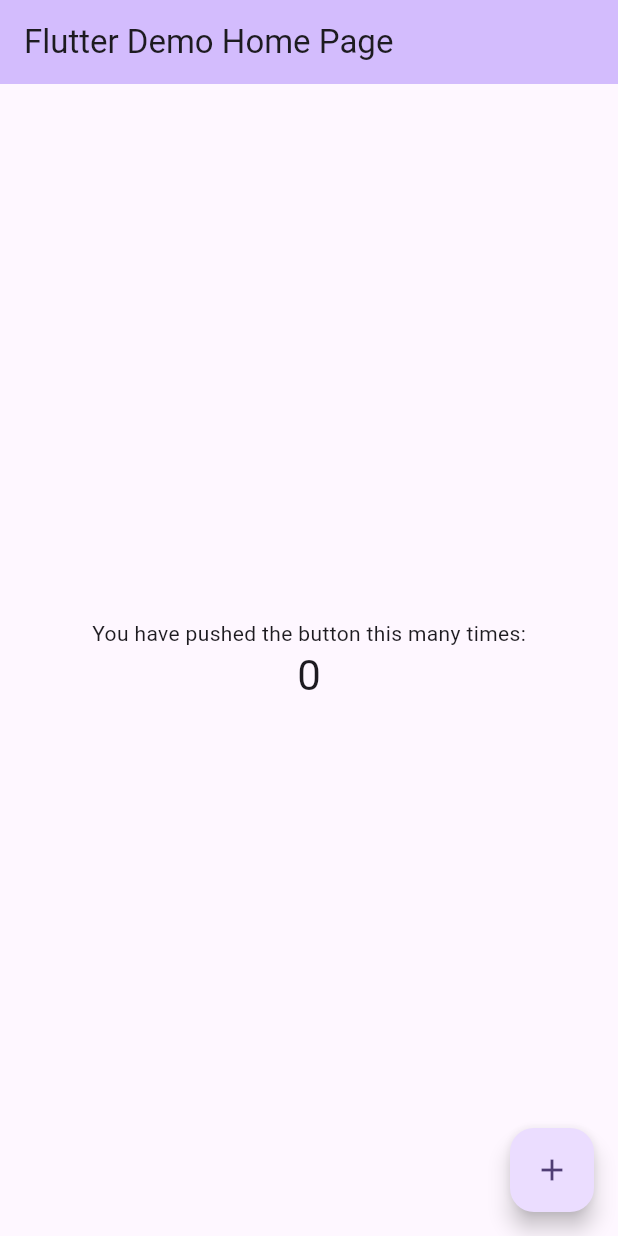
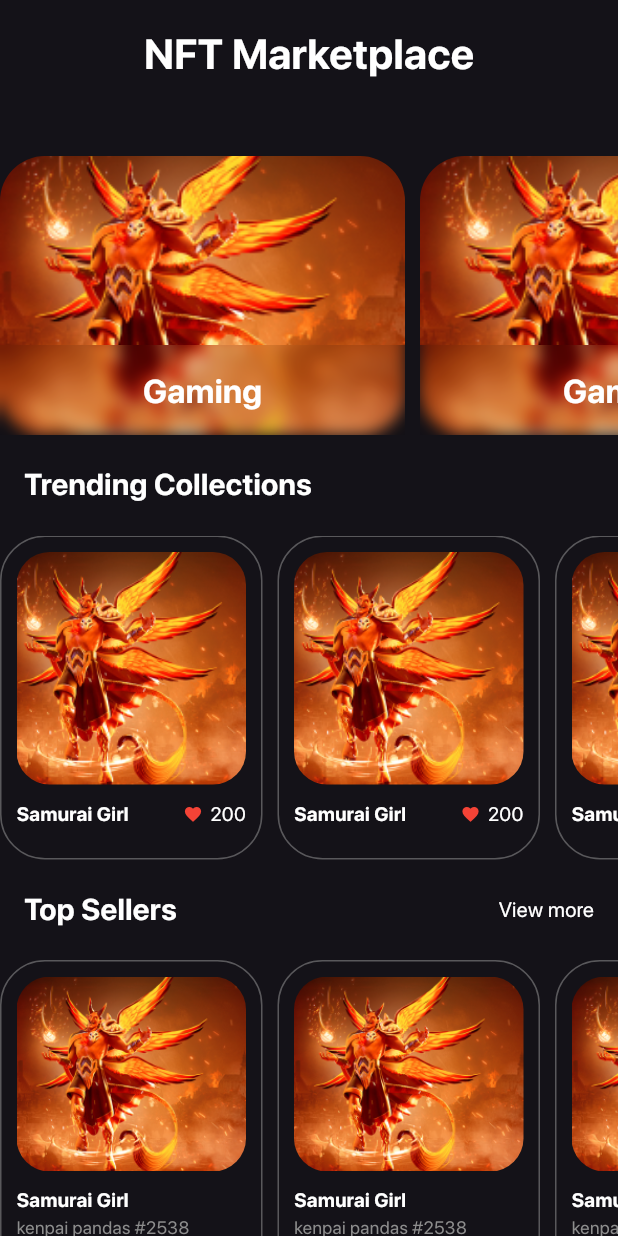
Before and after one commit to josephmangmang/sw-bohol-nft-market, a Flutter app: the screen it shows after launch, on a phone screen of 412 x 824 dp. Run offline on Flutter 3.47's test engine with Material 2 defaults, Android fonts, the phone set to English and light mode, and no system bars.

Commit message:
Home nft list

```diff
--- /dev/null
+++ b/lib/home_page.dart
@@ -0,0 +1,236 @@
+import 'dart:ui';
+
+import 'package:flutter/material.dart';
+import 'package:flutter/widgets.dart';
+
+class HomePage extends StatelessWidget {
+  const HomePage({super.key});
+
+  @override
+  Widget build(BuildContext context) {
+    return Scaffold(
+      body: SafeArea(
+        child: SingleChildScrollView(
+          child: Container(
+            padding: const EdgeInsets.symmetric(vertical: 16),
+            child: Column(
+              crossAxisAlignment: CrossAxisAlignment.start,
+              children: [
+                Center(
+                  child: Text(
+                    'NFT Marketplace',
+                    style: TextStyle(fontSize: 28, fontWeight: FontWeight.bold),
+                  ),
+                ),
+                SizedBox(height: 48),
+                Container(
+                  height: 186,
+                  child: ListView(
+                    scrollDirection: Axis.horizontal,
+                    itemExtent: 280,
+                    children: [
+                      NftCategoryItem(),
+                      NftCategoryItem(),
+                      NftCategoryItem(),
+                    ],
+                  ),
+                ),
+                SizedBox(height: 19),
+                Padding(
+                  padding: const EdgeInsets.symmetric(horizontal: 16),
+                  child: Text(
+                    'Trending Collections',
+                    style: TextStyle(fontSize: 20, fontWeight: FontWeight.bold),
+                  ),
+                ),
+                SizedBox(height: 19),
+                Container(
+                  height: 216,
+                  child: ListView(
+                    scrollDirection: Axis.horizontal,
+                    itemExtent: 175 + 10,
+                    children: [
+                      NftTrendingItem(),
+                      NftTrendingItem(),
+                      NftTrendingItem(),
+                      NftTrendingItem(),
+                    ],
+                  ),
+                ),
+                SizedBox(height: 19),
+                Padding(
+                  padding: const EdgeInsets.symmetric(horizontal: 16),
+                  child: Row(
+                    mainAxisAlignment: MainAxisAlignment.spaceBetween,
+                    children: [
+                      Text(
+                        'Top Sellers',
+                        style: TextStyle(fontSize: 20, fontWeight: FontWeight.bold),
+                      ),
+                      Text(
+                        'View more',
+                        style: TextStyle(fontSize: 14),
+                      ),
+                    ],
+                  ),
+                ),
+                SizedBox(height: 19),
+                SizedBox(
+                  height: 262,
+                  child: ListView.separated(
+                    shrinkWrap: true,
+                    scrollDirection: Axis.horizontal,
+                    itemBuilder: (BuildContext context, int index) {
+                      return const NftTopSellerItem();
+                    },
+                    separatorBuilder: (BuildContext context, int index) {
+                      return const SizedBox(width: 10);
+                    },
+                    itemCount: 5,
+                  ),
+                )
+              ],
+            ),
+          ),
+        ),
+      ),
+    );
+  }
+}
+
+class NftCategoryItem extends StatelessWidget {
+  const NftCategoryItem({super.key});
+
+  @override
+  Widget build(BuildContext context) {
+    return Container(
+      alignment: AlignmentDirectional.bottomCenter,
+      margin: const EdgeInsets.only(right: 10),
+      decoration: BoxDecoration(
+        borderRadius: BorderRadius.circular(30),
+        image: const DecorationImage(
+          image: AssetImage('assets/images/nft1.png'),
+          fit: BoxFit.cover,
+        ),
+      ),
+      child: ClipRect(
+        child: BackdropFilter(
+          filter: ImageFilter.blur(sigmaX: 5, sigmaY: 5),
+          child: Container(
+            height: 60,
+            decoration: BoxDecoration(color: Colors.black.withOpacity(0.1)),
+            alignment: AlignmentDirectional.center,
+            child: const Text(
+              'Gaming',
+              style: TextStyle(fontWeight: FontWeight.bold, fontSize: 22),
+            ),
+          ),
+        ),
+      ),
+    );
+  }
+}
+
+class NftTrendingItem extends StatelessWidget {
+  const NftTrendingItem({super.key});
+
+  @override
+  Widget build(BuildContext context) {
+    return Container(
+      margin: const EdgeInsets.only(right: 10),
+      padding: EdgeInsets.all(10),
+      decoration: BoxDecoration(
+        border: Border.all(color: Colors.grey.withOpacity(0.5)),
+        borderRadius: BorderRadius.circular(30),
+      ),
+      child: Column(
+        children: [
+          ClipRRect(
+              borderRadius: BorderRadius.circular(22),
+              child: Image.asset(
+                'assets/images/nft1.png',
+                fit: BoxFit.cover,
+                height: 155,
+              )),
+          SizedBox(height: 10),
+          Row(
+            children: [
+              Expanded(
+                  child: Text('Samurai Girl skdjflsd',
+                      maxLines: 1, style: TextStyle(fontSize: 13, fontWeight: FontWeight.bold))),
+              Icon(
+                Icons.favorite,
+                color: Colors.red,
+                size: 13,
+              ),
+              SizedBox(width: 5),
+              Text('200',
+                  style: TextStyle(
+                    fontSize: 13,
+                  )),
+            ],
+          ),
+          SizedBox(height: 10),
+        ],
+      ),
+    );
+  }
+}
+
+class NftTopSellerItem extends StatelessWidget {
+  const NftTopSellerItem({super.key});
+
+  @override
+  Widget build(BuildContext context) {
+    return Container(
+      height: 262,
+      width: 175,
+      padding: const EdgeInsets.all(10),
+      decoration: BoxDecoration(
+        border: Border.all(color: Colors.grey.withOpacity(0.5)),
+        borderRadius: BorderRadius.circular(30),
+      ),
+      child: Column(
+        crossAxisAlignment: CrossAxisAlignment.start,
+        children: [
+          ClipRRect(
+              borderRadius: BorderRadius.circular(22),
+              child: Image.asset(
+                'assets/images/nft1.png',
+                fit: BoxFit.cover,
+              )),
+          SizedBox(height: 10),
+          Column(
+            crossAxisAlignment: CrossAxisAlignment.start,
+            children: [
+              Text('Samurai Girl', maxLines: 1, style: TextStyle(fontSize: 13, fontWeight: FontWeight.bold)),
+              Text('kenpai pandas #2538', maxLines: 1, style: TextStyle(fontSize: 12, color: Color(0xff8D8D8D))),
+            ],
+          ),
+          SizedBox(height: 10),
+          Row(
+            children: [
+              Image.asset(
+                'assets/images/Ethereum.png',
+                width: 13,
+                height: 13,
+                color: Colors.white,
+              ),
+              Expanded(child: Text('Samurai Girl skdjflsd', maxLines: 1, style: TextStyle(fontSize: 13))),
+              Icon(
+                Icons.favorite,
+                color: Colors.red,
+                size: 13,
+              ),
+              SizedBox(width: 5),
+              Text('1800',
+                  style: TextStyle(
+                    fontSize: 13,
+                  )),
+            ],
+          )
+        ],
+      ),
+    );
+  }
+}
--- a/lib/main.dart
+++ b/lib/main.dart
@@ -1,4 +1,6 @@
 import 'package:flutter/material.dart';
+
+import 'home_page.dart';
 
 void main() {
   runApp(const MyApp());
@@ -11,115 +13,11 @@ class MyApp extends StatelessWidget {
   @override
   Widget build(BuildContext context) {
     return MaterialApp(
-      title: 'Flutter Demo',
-      theme: ThemeData(
-        // This is the theme of your application.
-        //
-        // TRY THIS: Try running your application with "flutter run". You'll see
-        // the application has a blue toolbar. Then, without quitting the app,
-        // try changing the seedColor in the colorScheme below to Colors.green
-        // and then invoke "hot reload" (save your changes or press the "hot
-        // reload" button in a Flutter-supported IDE, or press "r" if you used
-        // the command line to start the app).
-        //
-        // Notice that the counter didn't reset back to zero; the application
-        // state is not lost during the reload. To reset the state, use hot
-        // restart instead.
-        //
-        // This works for code too, not just values: Most code changes can be
-        // tested with just a hot reload.
-        colorScheme: ColorScheme.fromSeed(seedColor: Colors.deepPurple),
-        useMaterial3: true,
+      title: 'NFT Market',
+      theme: ThemeData.dark(useMaterial3: true).copyWith(
+        textTheme: ThemeData.dark().textTheme.apply(fontFamily: 'SFProDisplay'),
       ),
-      home: const MyHomePage(title: 'Flutter Demo Home Page'),
+      home: const HomePage(),
     );
   }
 }
-
-class MyHomePage extends StatefulWidget {
-  const MyHomePage({super.key, required this.title});
-
-  // This widget is the home page of your application. It is stateful, meaning
-  // that it has a State object (defined below) that contains fields that affect
-  // how it looks.
-
-  // This class is the configuration for the state. It holds the values (in this
-  // case the title) provided by the parent (in this case the App widget) and
-  // used by the build method of the State. Fields in a Widget subclass are
-  // always marked "final".
-
-  final String title;
-
-  @override
-  State<MyHomePage> createState() => _MyHomePageState();
-}
-
-class _MyHomePageState extends State<MyHomePage> {
-  int _counter = 0;
-
-  void _incrementCounter() {
-    setState(() {
-      // This call to setState tells the Flutter framework that something has
-      // changed in this State, which causes it to rerun the build method below
-      // so that the display can reflect the updated values. If we changed
-      // _counter without calling setState(), then the build method would not be
-      // called again, and so nothing would appear to happen.
-      _counter++;
-    });
-  }
-
-  @override
-  Widget build(BuildContext context) {
-    // This method is rerun every time setState is called, for instance as done
-    // by the _incrementCounter method above.
-    //
-    // The Flutter framework has been optimized to make rerunning build methods
-    // fast, so that you can just rebuild anything that needs updating rather
-    // than having to individually change instances of widgets.
-    return Scaffold(
-      appBar: AppBar(
-        // TRY THIS: Try changing the color here to a specific color (to
-        // Colors.amber, perhaps?) and trigger a hot reload to see the AppBar
-        // change color while the other colors stay the same.
-        backgroundColor: Theme.of(context).colorScheme.inversePrimary,
-        // Here we take the value from the MyHomePage object that was created by
-        // the App.build method, and use it to set our appbar title.
-        title: Text(widget.title),
-      ),
-      body: Center(
-        // Center is a layout widget. It takes a single child and positions it
-        // in the middle of the parent.
-        child: Column(
-          // Column is also a layout widget. It takes a list of children and
-          // arranges them vertically. By default, it sizes itself to fit its
-          // children horizontally, and tries to be as tall as its parent.
-          //
-          // Column has various properties to control how it sizes itself and
-          // how it positions its children. Here we use mainAxisAlignment to
-          // center the children vertically; the main axis here is the vertical
-          // axis because Columns are vertical (the cross axis would be
-          // horizontal).
-          //
-          // TRY THIS: Invoke "debug painting" (choose the "Toggle Debug Paint"
-          // action in the IDE, or press "p" in the console), to see the
-          // wireframe for each widget.
-          mainAxisAlignment: MainAxisAlignment.center,
-          children: <Widget>[
-            const Text(
-              'You have pushed the button this many times:',
-            ),
-            Text(
-              '$_counter',
-              style: Theme.of(context).textTheme.headlineMedium,
-            ),
-          ],
-        ),
-      ),
-      floatingActionButton: FloatingActionButton(
-        onPressed: _incrementCounter,
-        tooltip: 'Increment',
-        child: const Icon(Icons.add),
-      ), // This trailing comma makes auto-formatting nicer for build methods.
-    );
-  }
-}
```
Also changed, not shown: pubspec.yaml (+11 -1 lines), assets/fonts/SFPRODISPLAYBOLD.OTF (added), assets/fonts/SFPRODISPLAYMEDIUM.OTF (added), assets/fonts/SFPRODISPLAYREGULAR.OTF (added), assets/images/Ethereum.png (added), assets/images/nft1.png (added).
